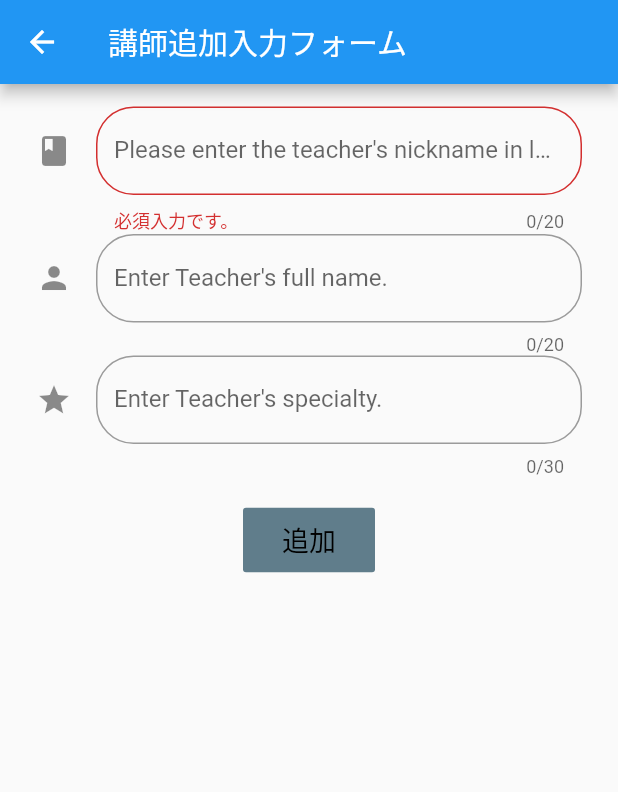
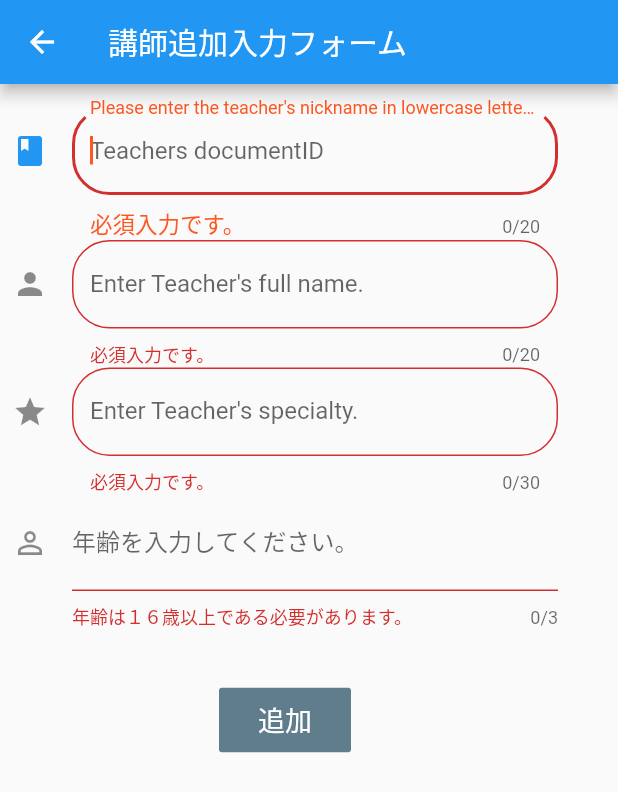
Before and after one commit to itachi-P/FlutterAndFirebase001, a Flutter app: the TeachersUpdate screen opened directly, after a tap on "追加", on a phone screen of 412 x 824 dp. Shown: the top 792 px of the screen. Run offline on Flutter 3.47's test engine with Material 2 defaults, Android fonts, the phone set to English and light mode, and no system bars; our stand-ins replace cloud_firestore; accounts and stored records are empty; network calls fail.

```diff
--- a/lib/teachers_update.dart
+++ b/lib/teachers_update.dart
@@ -14,44 +14,72 @@ void setData(String collection, String documentID, Map data) {
 }
 
 class _TeachersUpdateState extends State<TeachersUpdate> {
-  //final _formKey = GlobalKey<FormState>();
+  // Formウィジェット内の各フォームを識別するためのキーを設定
+  final _formKey = GlobalKey<FormState>();
+  // フォーカス管理用のFocusNode
+  final documentIdFocus = FocusNode();
+  final fullNameFocus = FocusNode();
+  final specialtyFocus = FocusNode();
 
   String _documentId = "";
-  String _full_name = "";
+  String _fullName = "";
   String _specialty = "";
+
+  // 登録処理完了後、全てのフォームの値を空白にするにはTextEditingControllerを使用
+  final TextEditingController _documentIdController = TextEditingController();
+
+  // ※参考用に追加、入力内容を整数値に制限させる & onSavedじゃない変数保持
+  var _teachersAge = 0;
+  final ageFocus = FocusNode();
+  // 年齢更新用メソッド
+  void _updateAge(int age) {
+    setState(() {
+      _teachersAge = age;
+    });
+  }
 
   @override
   Widget build(BuildContext context) {
     return Scaffold(
       appBar: AppBar(title: Text('講師追加入力フォーム')),
-      body: Center(
+      body: Form(
+        key: _formKey,
         child: Column(
           children: <Widget>[
             Container(
               width: 380,
-              height: 280.0,
+              height: 400.0,
               padding: EdgeInsets.fromLTRB(8.0, 15.0, 8.0, 0),
               child: Column(
                 children: <Widget>[
                   TextFormField(
+                    autofocus: true,
+                    autocorrect: true, // ?
+                    controller: _documentIdController,
                     maxLength: 20,
                     autovalidate: true,
                     decoration: InputDecoration(
                       icon: Icon(Icons.book),
                       labelText:
                           "Please enter the teacher's nickname in lowercase letters.",
+                      errorStyle:
+                          TextStyle(fontSize: 15.0, color: Colors.deepOrange),
                       hintText: "Teachers documentID",
                       fillColor: Colors.greenAccent,
                       border: OutlineInputBorder(
                         borderRadius: BorderRadius.circular(25.0),
                         borderSide: BorderSide(),
                       ),
-                      //fillColor: Colors.green
                     ),
-                    validator: (String value) {
+                    focusNode: documentIdFocus,
+                    onFieldSubmitted: (v) {
+                      // フォーム入力完了後、fullNameFocusにフォーカスを移す
+                      FocusScope.of(context).requestFocus(fullNameFocus);
+                    },
+                    validator: (value) {
                       return value.isEmpty ? '必須入力です。' : null;
                     },
-                    onSaved: (String value) {
+                    onSaved: (value) {
                       this._documentId = value;
                     },
                   ),
@@ -67,13 +95,17 @@ class _TeachersUpdateState extends State<TeachersUpdate> {
                         borderRadius: BorderRadius.circular(25.0),
                         borderSide: BorderSide(),
                       ),
-                      //fillColor: Colors.green
                     ),
-                    validator: (String value) {
+                    focusNode: fullNameFocus,
+                    onFieldSubmitted: (v) {
+                      // フォーム入力完了後specialtyFocusにフォーカスを移す
+                      FocusScope.of(context).requestFocus(specialtyFocus);
+                    },
+                    validator: (value) {
                       return value.isEmpty ? '必須入力です。' : null;
                     },
-                    onSaved: (String value) {
-                      this._full_name = value;
+                    onSaved: (value) {
+                      this._fullName = value;
                     },
                   ),
                   TextFormField(
@@ -87,36 +119,32 @@ class _TeachersUpdateState extends State<TeachersUpdate> {
                         borderRadius: BorderRadius.circular(25.0),
                         borderSide: BorderSide(),
                       ),
-                      //fillColor: Colors.green
                     ),
-                    validator: (String value) {
+                    focusNode: specialtyFocus,
+                    onFieldSubmitted: (v) {
+                      FocusScope.of(context).requestFocus(ageFocus);
+                    },
+                    validator: (value) {
                       return value.isEmpty ? '必須入力です。' : null;
                     },
-                    onSaved: (String value) {
+                    onSaved: (value) {
                       this._specialty = value;
                     },
                   ),
+                  // 別途定義したTextFormFieldを呼び出し
+                  ageFormField(context),
                 ],
               ),
             ),
             Container(
               child: FlatButton(
                 color: Colors.blueGrey,
-                textColor: Colors.black,
+                textColor: Colors.white,
                 disabledColor: Colors.blueGrey, // ?
                 disabledTextColor: Colors.pink, // ?
                 padding: EdgeInsets.all(8.0),
                 splashColor: Colors.blueGrey,
-                onPressed: () {
-                  // TODO
-                  //dummy
-                  String documentID = "abc";
-                  Map<String, dynamic> data = {
-                    "full_name": _full_name,
-                    "specialty": _specialty,
-                  };
-                  setData('teachers', documentID, data);
-                },
+                onPressed: _submission,
                 child: Text(
                   '追加',
                   style: TextStyle(fontSize: 18.0),
@@ -129,4 +157,62 @@ class _TeachersUpdateState extends State<TeachersUpdate> {
 //      bottomNavigationBar: Footer(),
     );
   }
+
+  void _submission() {
+    //　以下で全てのバリデーションが実行され、その結果が返される。
+    if (_formKey.currentState.validate()) {
+      // バリデーションが通ればスナックバーを表示
+      //Scaffold.of(context).showSnackBar(SnackBar(content: Text('更新しました。')));
+
+      // このsave()を呼び出すまで各フォームのonSaved()に記述した処理は実行されない
+      this._formKey.currentState.save();
+      print('document: $_documentId $_fullName $_specialty $_teachersAge');
+      Map<String, dynamic> data = {
+        "full_name": _fullName,
+        "specialty": _specialty,
+        "age": _teachersAge,
+      };
+      setData('teachers', _documentId, data);
+
+      // 後処理(不完全)
+      _documentIdController.clear(); // フォームのdocumentID入力欄を空白に戻す
+      _documentId = '';
+      Navigator.popAndPushNamed(context, '/teachers');
+    }
+  }
+
+  TextFormField ageFormField(BuildContext context) {
+    return TextFormField(
+      maxLength: 3,
+      maxLengthEnforced: true,
+      // キーボードタイプを指定。ここでは数字キーボードを表示
+      // https://api.flutter.dev/flutter/services/TextInputType-class.html
+      keyboardType: TextInputType.number, // 効果あるのか未確認
+      // テキスト入力完了時の動作、ボタン見た目の指定
+      textInputAction: TextInputAction.done,
+      focusNode: ageFocus,
+      onFieldSubmitted: (v) {
+        // 年齢フォームからフォーカスを外し、キーボードをしまう
+        ageFocus.unfocus();
+      },
+      validator: (value) {
+        // 年齢が１６歳以上であるか確認
+        if (value.length == 0 || int.parse(value) < 16) {
+          return '年齢は１６歳以上である必要があります。';
+        } else {
+          return null;
+        }
+      },
+      // フォームの装飾を定義
+      decoration: InputDecoration(
+        labelText: "年齢を入力してください。",
+        hintText: '講師の年齢（１６歳以上）',
+        icon: Icon(Icons.person_outline),
+        fillColor: Colors.white,
+      ),
+      onSaved: (value) {
+        _updateAge(int.parse(value));
+      },
+    );
+  }
 }
```
Also changed, not shown: lib/teachers.dart (+10 -11 lines).
